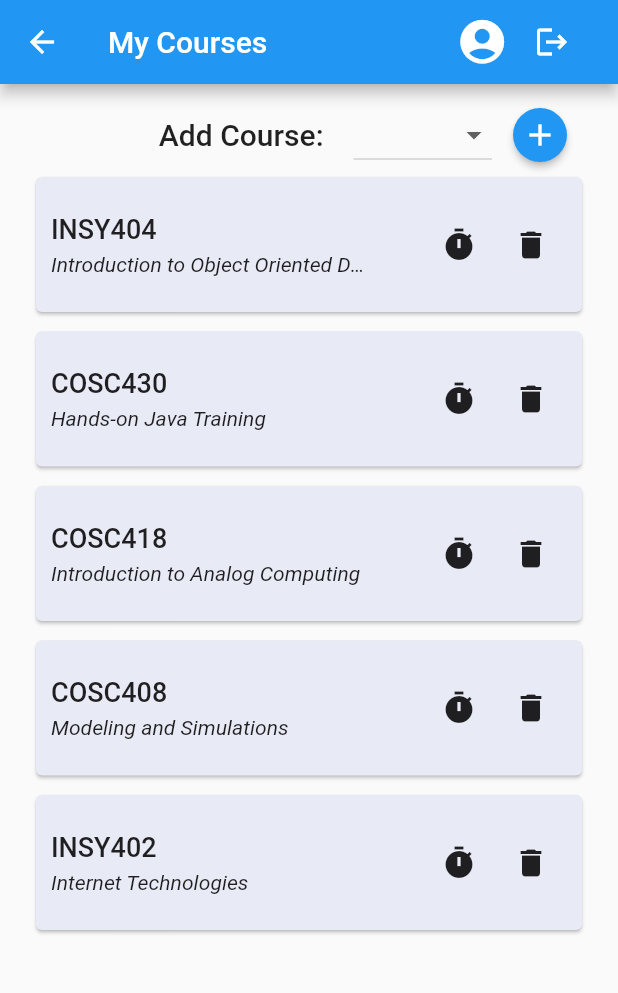
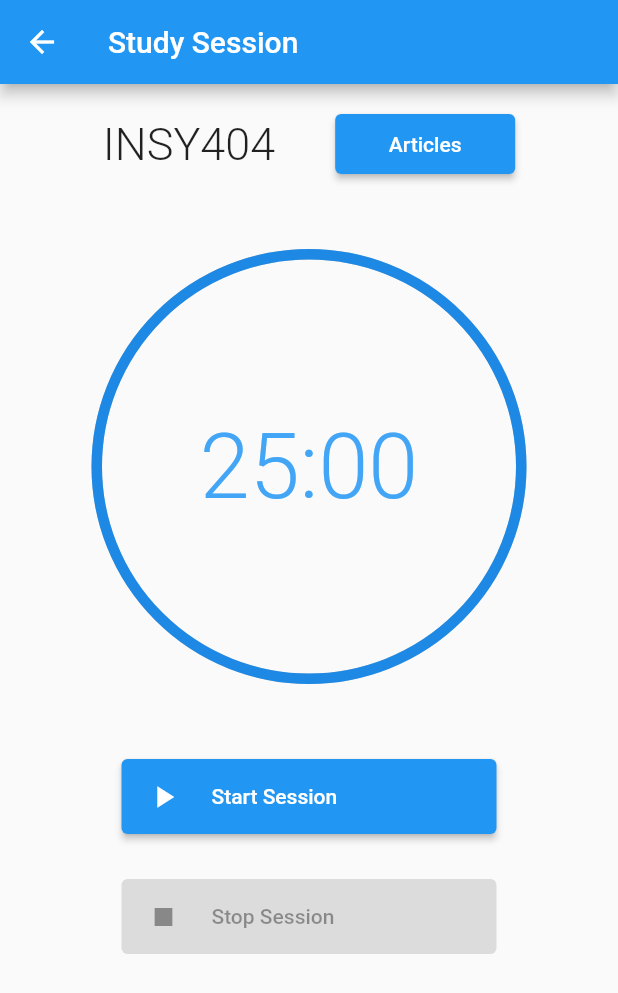
Before and after one commit to TKeji/onTrack, a Flutter app: the MyCourses screen opened by its route, after a tap on the "timer" icon, on a phone screen of 412 x 824 dp. Shown: the top 993 px of the screen. Run offline on Flutter 3.47's test engine with Material 2 defaults, Android fonts, the phone set to English and light mode, and no system bars; drawn by our look-alikes of percent_indicator; our stand-ins replace flutter_rating_bar; network calls fail.

Commit message:
Add Session and Article Screens

```diff
--- a/mobile/lib/main.dart
+++ b/mobile/lib/main.dart
@@ -1,4 +1,4 @@
 import 'package:flutter/material.dart';
 import './src/app.dart';
 
-void main () => runApp(App());
+void main() => runApp(App());
--- a/mobile/lib/src/app.dart
+++ b/mobile/lib/src/app.dart
@@ -3,6 +3,8 @@ import 'package:mobile/src/screens/profile.dart';
 import './screens/sign_up.dart';
 import './screens/sign_in.dart';
 import './screens/my_courses.dart';
+import './screens/session_screen.dart';
+import './screens/my_articles.dart';
 
 var mainbackgroundcolor = 0xffA5A1A1;
 
@@ -19,6 +21,8 @@ class App extends StatelessWidget {
         '/sign-in': (context) => SignIn(),
         '/profile': (context) => Profile(),
         '/my-courses': (context) => MyCourses(),
+        '/session': (context) => Session(),
+        '/my-articles': (context) => MyArticles(),
       },
     );
   }
--- /dev/null
+++ b/mobile/lib/src/screens/session_screen.dart
@@ -0,0 +1,97 @@
+import 'package:flutter/material.dart';
+import 'package:percent_indicator/percent_indicator.dart';
+
+class SessionArguments {
+  final String course_code;
+  final String course_title;
+
+  SessionArguments(this.course_code, this.course_title);
+}
+
+class Session extends StatelessWidget {
+  final String course_name = 'INSY404';
+  final double percent_val = 1.0;
+  final String percent_text = '25:00';
+
+  @override
+  Widget build(BuildContext context) {
+    final SessionArguments args = ModalRoute.of(context).settings.arguments;
+
+    return Scaffold(
+        appBar: AppBar(
+          title: Text("Study Session"),
+        ),
+        body: Container(
+          padding: EdgeInsets.fromLTRB(35.0, 20.0, 35.0, 45.0),
+          child: Column(
+            children: [
+              Row(mainAxisAlignment: MainAxisAlignment.center, children: [
+                Text(
+                  args.course_code,
+                  style: TextStyle(fontSize: 30.0, fontWeight: FontWeight.w300),
+                ),
+                SizedBox(width: 40.0),
+                ConstrainedBox(
+                  constraints:
+                      BoxConstraints.tightFor(width: 120.0, height: 40),
+                  child: ElevatedButton(
+                    child: Text('Articles'),
+                    onPressed: () =>
+                        Navigator.pushNamed(context, '/my-articles'),
+                  ),
+                )
+              ]),
+              SizedBox(height: 50.0),
+              // ! Pomodoro Timer
+              CircularPercentIndicator(
+                radius: 290.0,
+                lineWidth: 7.0,
+                percent: percent_val,
+                reverse: true,
+                center: new Text(
+                  percent_text,
+                  style: TextStyle(
+                      color: Colors.blue[400],
+                      fontSize: 60.0,
+                      fontWeight: FontWeight.w300),
+                ),
+                progressColor: Colors.blue[600],
+              ),
+              SizedBox(
+                height: 50.0,
+              ),
+              // ! Start & Stop Session Buttons
+              ConstrainedBox(
+                  constraints:
+                      BoxConstraints.tightFor(width: 250.0, height: 50),
+                  child: ElevatedButton(
+                      onPressed: () => print('Start Session'),
+                      child: Row(
+                        children: [
+                          Icon(Icons.play_arrow),
+                          SizedBox(
+                            width: 20.0,
+                          ),
+                          Text('Start Session'),
+                        ],
+                      ))),
+              SizedBox(height: 30.0),
+              ConstrainedBox(
+                  constraints:
+                      BoxConstraints.tightFor(width: 250.0, height: 50),
+                  child: ElevatedButton(
+                      onPressed: null,
+                      child: Row(
+                        children: [
+                          Icon(Icons.stop),
+                          SizedBox(
+                            width: 20.0,
+                          ),
+                          Text('Stop Session'),
+                        ],
+                      )))
+            ],
+          ),
+        ));
+  }
+}
--- a/mobile/lib/src/widgets/course_card.dart
+++ b/mobile/lib/src/widgets/course_card.dart
@@ -1,4 +1,5 @@
 import 'package:flutter/material.dart';
+import '../screens/session_screen.dart' show SessionArguments;
 
 class CourseCard extends StatelessWidget {
   final coursetitle, coursedescription;
@@ -50,10 +51,12 @@ class CourseCard extends StatelessWidget {
                         mainAxisAlignment: MainAxisAlignment.end,
                         children: [
                           IconButton(
-                            icon: Icon(Icons.timer),
-                            //TODO: Implement start session screen
-                            onPressed: () => print("Start study session"),
-                          ),
+                              icon: Icon(Icons.timer),
+                              //TODO: Implement start session screen
+                              onPressed: () => Navigator.pushNamed(
+                                  context, '/session',
+                                  arguments: SessionArguments(this.coursetitle,
+                                      this.coursedescription))),
                           IconButton(
                             icon: Icon(Icons.delete),
                             // TODO: Wire up remove course from user call
--- a/mobile/pubspec.yaml
+++ b/mobile/pubspec.yaml
@@ -3,7 +3,7 @@ description: A new Flutter project.
 
 # The following line prevents the package from being accidentally published to
 # pub.dev using `pub publish`. This is preferred for private packages.
-publish_to: 'none' # Remove this line if you wish to publish to pub.dev
+publish_to: "none" # Remove this line if you wish to publish to pub.dev
 
 # The following defines the version and build number for your application.
 # A version number is three numbers separated by dots, like 1.2.43
@@ -25,7 +25,8 @@ dependencies:
     sdk: flutter
   http: ^0.13.1
   json_serializable: ^4.1.0
-
+  percent_indicator: "^2.1.7+2"
+  flutter_rating_bar: ^4.0.0
 
   # The following adds the Cupertino Icons font to your application.
   # Use with the CupertinoIcons class for iOS style icons.
@@ -40,7 +41,6 @@ dev_dependencies:
 
 # The following section is specific to Flutter.
 flutter:
-
   # The following line ensures that the Material Icons font is
   # included with your application, so that you can use the icons in
   # the material Icons class.
```
Also changed, not shown: mobile/lib/src/screens/my_articles.dart (added, +96 -0 lines), mobile/lib/src/widgets/article_card.dart (added, +60 -0 lines), mobile/pubspec.lock.
